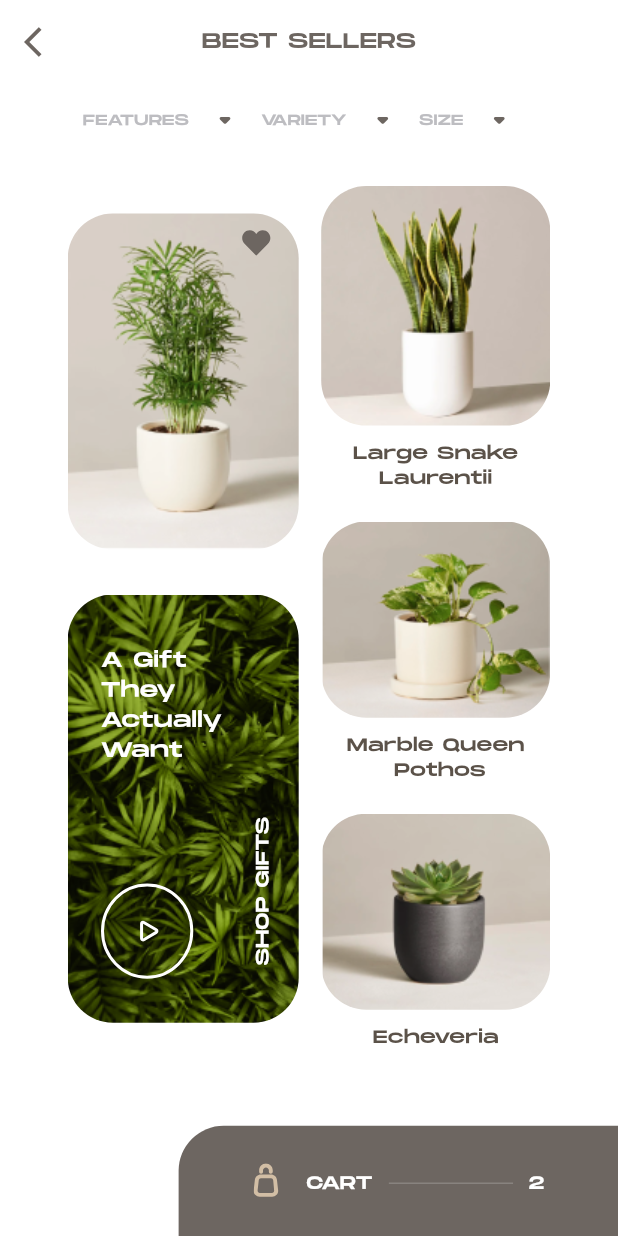
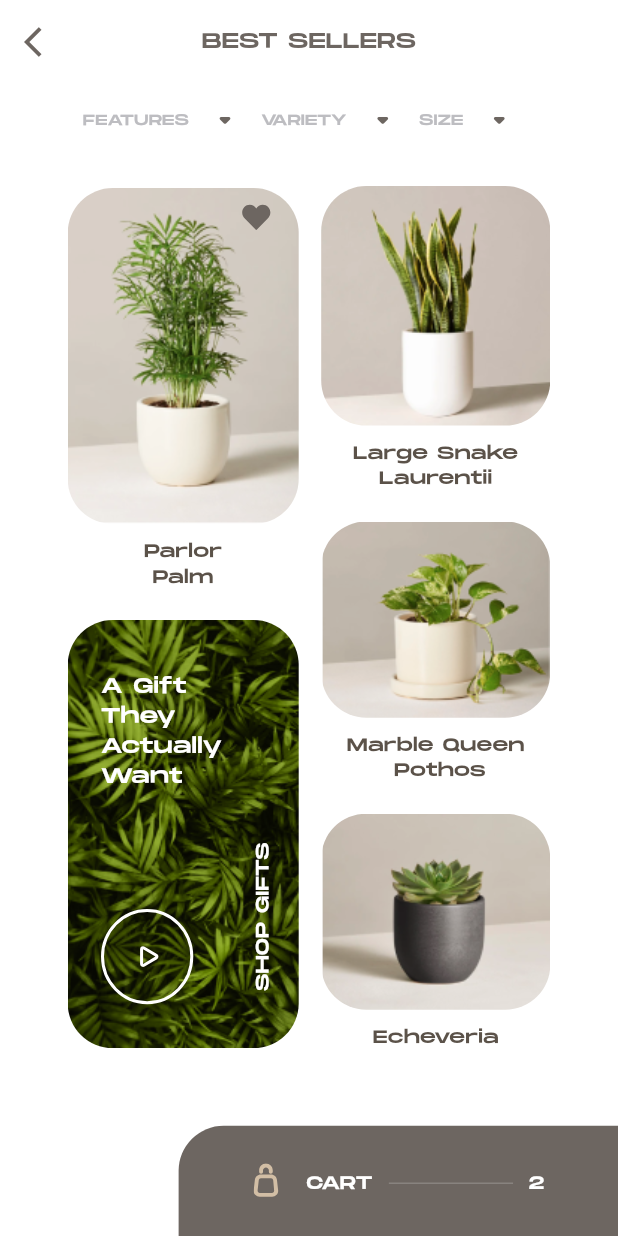
Before and after one commit to blvcksamurai/the_sill, a Flutter app: the BestSellers screen opened directly, on a phone screen of 412 x 824 dp. Run offline on Flutter 3.47's test engine with Material 3 defaults, Android fonts, the phone set to English and light mode, and no system bars; our stand-ins replace flutter_svg.

Commit message:
Best sellers update

```diff
--- a/lib/screens/best_sellers.dart
+++ b/lib/screens/best_sellers.dart
@@ -91,17 +91,17 @@ class BestSellers extends StatelessWidget {
                                   ],
                                 ),
                               ),
-                              // Text(
-                              //   'Parlor \nPalm',
-                              //   textAlign: TextAlign.center,
-                              //   style: TextStyle(
-                              //     color: Color(0xFF5B5249),
-                              //     fontSize: 12,
-                              //     fontFamily: 'Monument',
-                              //     fontWeight: FontWeight.w400,
-                              //     letterSpacing: 0.24,
-                              //   ),
-                              // )
+                              Text(
+                                'Parlor \nPalm',
+                                textAlign: TextAlign.center,
+                                style: TextStyle(
+                                  color: Color(0xFF5B5249),
+                                  fontSize: 12,
+                                  fontFamily: 'Monument',
+                                  fontWeight: FontWeight.w400,
+                                  letterSpacing: 0.24,
+                                ),
+                              )
                             ],
                           ),
                           Container(
```
